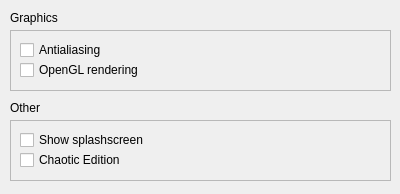
qreal/qreal, file qrgui/mainwindow/preferencesMiscellaniousForm.ui: the form before one commit.
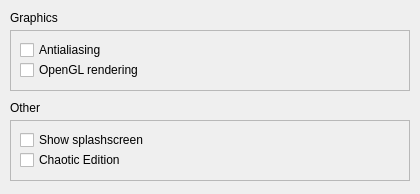
The form after the commit.

Commit message: Added icons to the preferences dialog + some other fixes

Diff of the .ui file:
```diff
--- a/qrgui/mainwindow/preferencesMiscellaniousForm.ui
+++ b/qrgui/mainwindow/preferencesMiscellaniousForm.ui
@@ -6,7 +6,7 @@
    <rect>
     <x>0</x>
     <y>0</y>
-    <width>400</width>
+    <width>420</width>
     <height>194</height>
    </rect>
   </property>
@@ -18,7 +18,7 @@
     <rect>
      <x>10</x>
      <y>120</y>
-     <width>381</width>
+     <width>400</width>
      <height>61</height>
     </rect>
    </property>
@@ -33,7 +33,7 @@
      <rect>
       <x>10</x>
       <y>10</y>
-      <width>361</width>
+      <width>380</width>
       <height>20</height>
      </rect>
     </property>
@@ -46,7 +46,7 @@
      <rect>
       <x>10</x>
       <y>30</y>
-      <width>361</width>
+      <width>380</width>
       <height>20</height>
      </rect>
     </property>
@@ -60,7 +60,7 @@
     <rect>
      <x>10</x>
      <y>30</y>
-     <width>381</width>
+     <width>400</width>
      <height>61</height>
     </rect>
    </property>
@@ -75,7 +75,7 @@
      <rect>
       <x>10</x>
       <y>10</y>
-      <width>361</width>
+      <width>380</width>
       <height>20</height>
      </rect>
     </property>
@@ -88,7 +88,7 @@
      <rect>
       <x>10</x>
       <y>30</y>
-      <width>361</width>
+      <width>380</width>
       <height>20</height>
      </rect>
     </property>
```
The commit also changes 7 other files.
